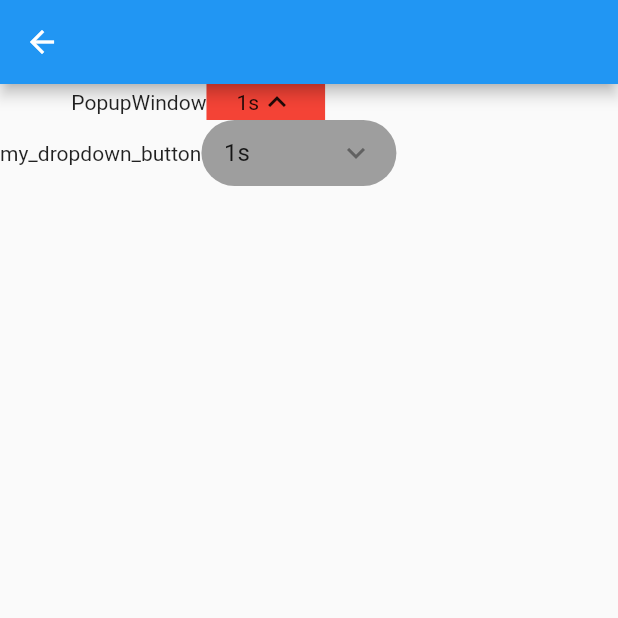
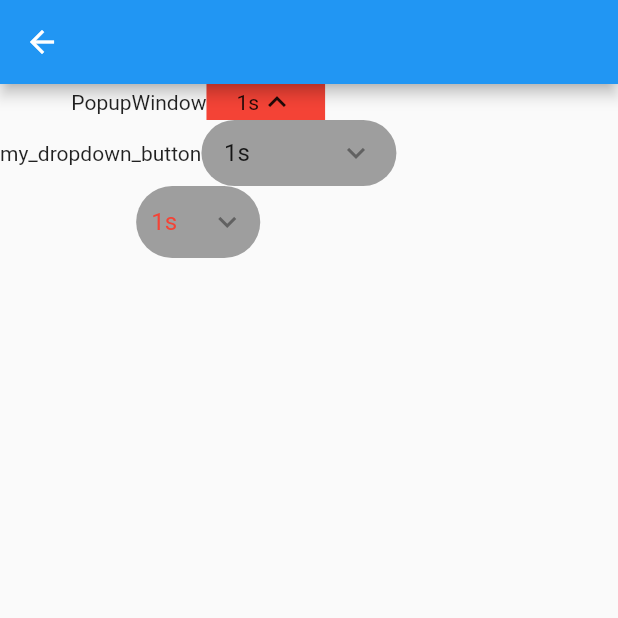
Before and after one commit to buttonXin/Flutter-Demo, a Flutter app: the PopupWindowPage screen opened directly, on a phone screen of 412 x 824 dp, the top half of it. Run offline on Flutter 3.47's test engine with Material 2 defaults, Android fonts, the phone set to English and light mode, and no system bars; our stand-ins replace cached_network_image, chewie, connectivity, dio, fluttertoast, permission_handler and 4 more; missing offline and left inert: country_codes, flutter_gifimage, install_plugin; network calls fail.

```diff
--- a/lib/main.dart
+++ b/lib/main.dart
@@ -30,6 +30,8 @@ void main() {
 
 class MyApp extends StatelessWidget {
   // This widget is the root of your application.
+
+
   @override
   Widget build(BuildContext context) {
     return MaterialApp(
@@ -80,6 +82,7 @@ class _MySplashPageState extends State<MySplashPage> {
 
 /// 使用的第三方在这里进行测试
 class MyPubspecPage extends StatefulWidget {
+  static GlobalKey<NavigatorState> navigatorState =  GlobalKey();
   @override
   _MyPubspecPageState createState() => _MyPubspecPageState();
 }
@@ -87,6 +90,7 @@ class MyPubspecPage extends StatefulWidget {
 class _MyPubspecPageState extends State<MyPubspecPage>
     with WidgetsBindingObserver {
   StreamController<String> _controller = new StreamController.broadcast();
+
 
   int count = 0;
 
@@ -115,6 +119,7 @@ class _MyPubspecPageState extends State<MyPubspecPage>
     };
 
     return Scaffold(
+      key: MyPubspecPage.navigatorState,
       appBar: AppBar(
         title: Text('测试第三方框架'),
         centerTitle: true,
--- a/lib/page/feedback.dart
+++ b/lib/page/feedback.dart
@@ -15,7 +15,6 @@ class _ToastPageState extends State<ToastPage> {
         child: Center(
           child: FloatingActionButton(
             onPressed: () async {
-              Toast.show(context: context, message: 'sdasdasqwrfadfasdfsa');
 
               String httpUrl = 'https://play.google.com/store/apps/details?id=ai.nreal.neubla';
               String phoneUrl = 'tel:18039125095';
--- a/lib/page/popup_window_page.dart
+++ b/lib/page/popup_window_page.dart
@@ -90,6 +90,31 @@ class _PopupWindowPageState extends State<PopupWindowPage> {
                     }).toList(),
                   ),
                 )),
+
+            Container(
+              padding: const EdgeInsets.symmetric(horizontal: 10),
+              decoration: const BoxDecoration(
+                color: Colors.grey,
+                borderRadius: BorderRadius.all(
+                  Radius.circular(50),
+                ),
+              ),
+              child: DropdownButton<String>(
+                  value:  _selectSleepTime,
+                  onChanged: (String newValue) {
+                    setState(() {
+                      _selectSleepTime = newValue;
+                    });
+                  },
+                  underline: Container(),
+                  icon: const Icon(Icons.keyboard_arrow_down),
+                  items: items.map<DropdownMenuItem<String>>((dynamic value) {
+                return DropdownMenuItem<String>(
+                  value: value,
+                  child: Text(value,style: TextStyle(color: _selectSleepTime == value?Colors.red:Colors.black ),),
+                );
+              }).toList()),
+            ),
           ],
         ));
   }
```
Also changed, not shown: lib/page/toast_page.dart (+27 -8 lines), lib/widget/toast.dart (+24 -17 lines).
